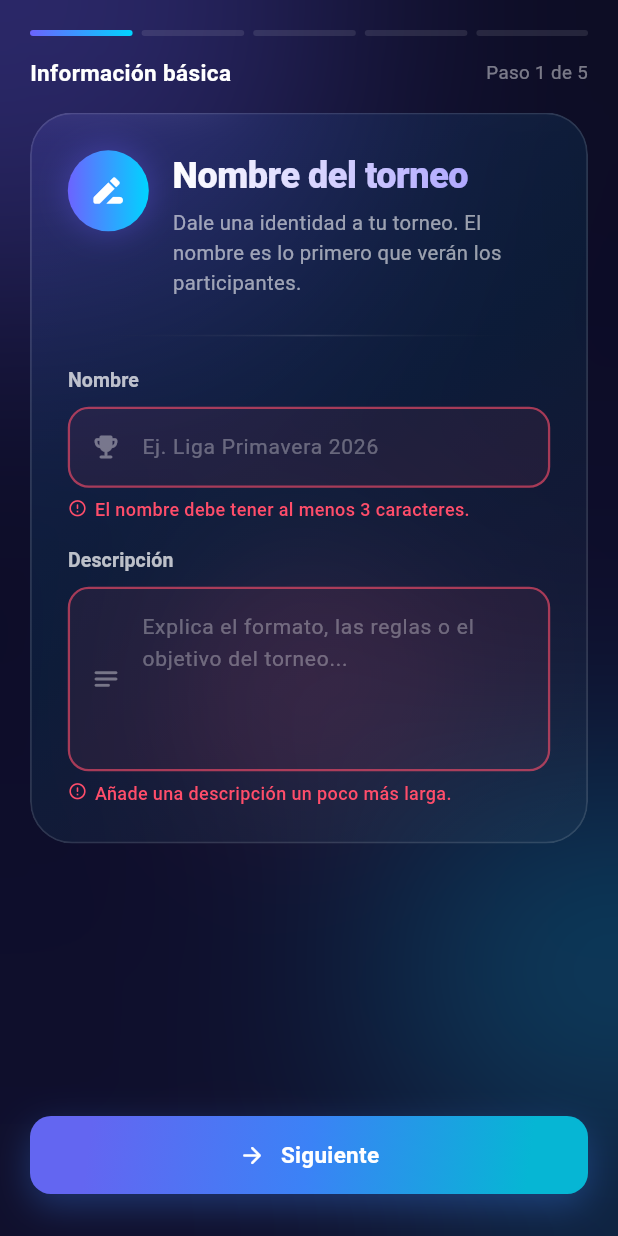
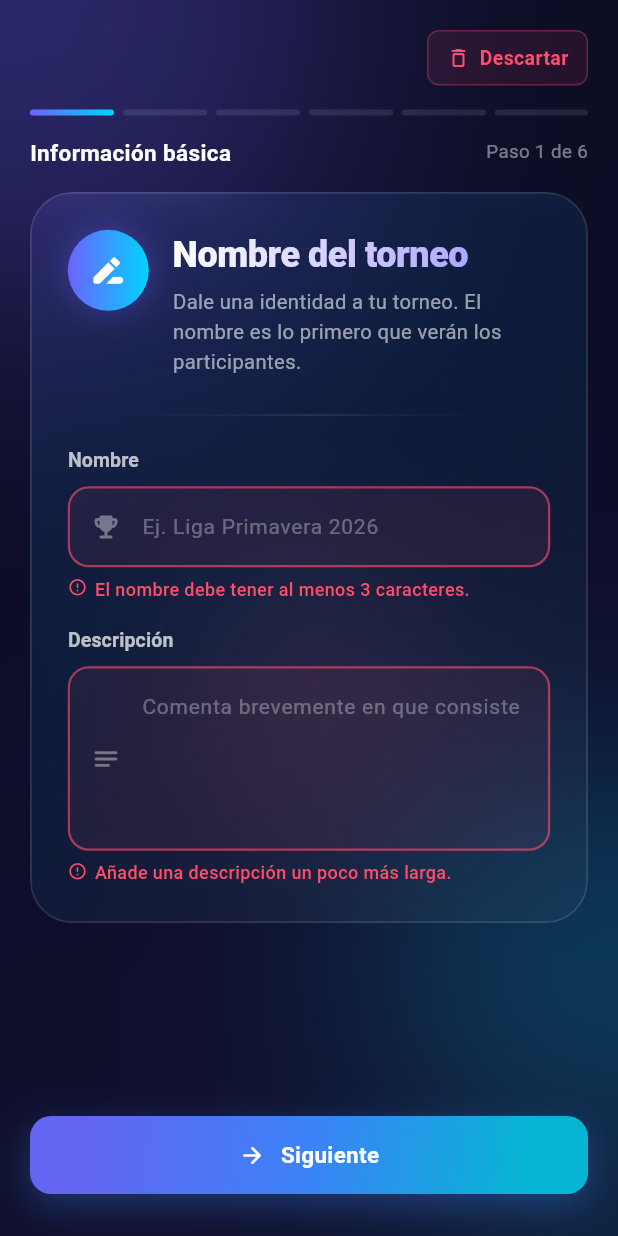
Before and after one commit to conor0mcgregor/gromy, a Flutter app: the FormTournamentScreen screen opened directly, after a tap on "Siguiente", on a phone screen of 412 x 824 dp. Run offline on Flutter 3.47's test engine with Material 3 defaults, Android fonts, the phone set to English and light mode, and no system bars; our stand-ins replace cloud_firestore, firebase_auth, firebase_core, google_sign_in, shared_preferences, sign_in_with_apple; accounts and stored records are empty.

Commit message:
add boton descartar torneo y campo para poner toda la info del torneo

```diff
--- a/lib/features/tournament/data/model/app_tournament.dart
+++ b/lib/features/tournament/data/model/app_tournament.dart
@@ -7,6 +7,7 @@ class AppTournament {
     required this.id,
     required this.name,
     required this.description,
+    required this.allInformation,
     required this.scheduledAt,
     required this.maxParticipants,
     required this.location,
@@ -25,6 +26,7 @@ class AppTournament {
   final String id;
   final String name;
   final String description;
+  final String allInformation;
   final DateTime scheduledAt;
   final int maxParticipants;
   final String location;
@@ -44,6 +46,7 @@ class AppTournament {
       'id': id,
       'name': name,
       'description': description,
+      'allInformation': allInformation,
       'scheduledAt': Timestamp.fromDate(scheduledAt),
       'maxParticipants': maxParticipants,
       'location': location,
@@ -65,6 +68,7 @@ class AppTournament {
       id: map['id'] as String? ?? '',
       name: map['name'] as String? ?? '',
       description: map['description'] as String? ?? '',
+      allInformation: map['allInformation'] as String? ?? '',
       scheduledAt: _dateFromValue(map['scheduledAt']),
       maxParticipants: (map['maxParticipants'] as num?)?.toInt() ?? 0,
       location: map['location'] as String? ?? '',
@@ -89,6 +93,7 @@ class AppTournament {
     String? id,
     String? name,
     String? description,
+    String? allInformation,
     DateTime? scheduledAt,
     int? maxParticipants,
     String? location,
@@ -107,6 +112,7 @@ class AppTournament {
       id: id ?? this.id,
       name: name ?? this.name,
       description: description ?? this.description,
+      allInformation: allInformation ?? this.allInformation,
       scheduledAt: scheduledAt ?? this.scheduledAt,
       maxParticipants: maxParticipants ?? this.maxParticipants,
       location: location ?? this.location,
--- a/lib/features/tournament/presentation/controllers/create_tournament_controller.dart
+++ b/lib/features/tournament/presentation/controllers/create_tournament_controller.dart
@@ -32,6 +32,7 @@ class CreateTournamentController extends ChangeNotifier {
   Future<bool> createTournament({
     required String name,
     required String description,
+    required String allInformation,
     required DateTime scheduledAt,
     required int maxParticipants,
     required String location,
@@ -52,6 +53,7 @@ class CreateTournamentController extends ChangeNotifier {
       final normalizedName = name.trim();
       final normalizedDescription = description.trim();
       final normalizedLocation = location.trim();
+      final normalizedAllInfo = allInformation.trim();
       final normalizedInfo = _normalizeOptional(additionalInfo);
       final normalizedDate = DateTime(
         scheduledAt.year,
@@ -63,6 +65,7 @@ class CreateTournamentController extends ChangeNotifier {
 
       if (normalizedName.isEmpty ||
           normalizedDescription.isEmpty ||
+          normalizedAllInfo.isEmpty ||
           normalizedLocation.isEmpty) {
         _errorMessage = 'Completa los campos obligatorios del torneo.';
         return false;
@@ -83,6 +86,7 @@ class CreateTournamentController extends ChangeNotifier {
         id: '',
         name: normalizedName,
         description: normalizedDescription,
+        allInformation: normalizedAllInfo,
         scheduledAt: normalizedDate,
         maxParticipants: maxParticipants,
         location: normalizedLocation,
--- a/lib/features/tournament/presentation/screens/form_tournament_screen.dart
+++ b/lib/features/tournament/presentation/screens/form_tournament_screen.dart
@@ -7,10 +7,6 @@ import '../../data/model/enums_tournament.dart';
 import '../../../../core/widgets/glow_orb.dart';
 import '../../../../core/widgets/gradient_button.dart';
 import '../controllers/create_tournament_controller.dart';
-
-// ════════════════════════════════════════════════════════════════
-//  SCREEN PRINCIPAL
-// ════════════════════════════════════════════════════════════════
 
 class FormTournamentScreen extends StatefulWidget {
   const FormTournamentScreen({super.key});
@@ -43,6 +39,7 @@ class _FormTournamentScreenState extends State<FormTournamentScreen>
   // ── Formulario: valores recogidos ──
   final _nameController = TextEditingController();
   final _descriptionController = TextEditingController();
+  final _completeInformation = TextEditingController();
   final _locationController = TextEditingController();
   final _maxParticipantsController = TextEditingController();
   final _additionalInfoController = TextEditingController();
@@ -54,6 +51,7 @@ class _FormTournamentScreenState extends State<FormTournamentScreen>
   // ── Errores por paso ──
   String? _nameError;
   String? _descriptionError;
+  String? _completeInfoError;
   String? _locationError;
   String? _dateError;
   String? _maxParticipantsError;
@@ -64,7 +62,7 @@ class _FormTournamentScreenState extends State<FormTournamentScreen>
   // ──────────────────────────────────────────────────────────────
   //  Pasos definidos
   // ──────────────────────────────────────────────────────────────
-  static const int _totalSteps = 5;
+  static const int _totalSteps = 6;
 
   bool get _isSubmitting => _createTournamentController.isSubmitting;
 
@@ -111,6 +109,7 @@ class _FormTournamentScreenState extends State<FormTournamentScreen>
     _pageController.dispose();
     _nameController.dispose();
     _descriptionController.dispose();
+    _completeInformation.dispose();
     _locationController.dispose();
     _maxParticipantsController.dispose();
     _additionalInfoController.dispose();
@@ -166,13 +165,15 @@ class _FormTournamentScreenState extends State<FormTournamentScreen>
       case 0:
         return _validateStep0();
       case 1:
+        return _validateStep5();
+      case 2:
         return _validateStep1();
-      case 2:
+      case 3:
         return _validateStep2();
-      case 3:
+      case 4:
         return _validateStep3();
-      case 4:
-        return true; // Notas adicionales son opcionales
+      case 5:
+        return true; // Notas opcionales
       default:
         return true;
     }
@@ -196,6 +197,15 @@ class _FormTournamentScreenState extends State<FormTournamentScreen>
       _sportError = sportOk ? null : 'Elige el deporte del torneo.';
     });
     return sportOk;
+  }
+
+  bool _validateStep5() {
+    final completeOk = _completeInformation.text.trim().length >= 100;
+    setState(() {
+      _completeInfoError =
+      completeOk ? null : 'Añade más información sobre el torneo (mín. 100 caracteres).';
+    });
+    return completeOk;
   }
 
   bool _validateStep2() {
@@ -239,6 +249,7 @@ class _FormTournamentScreenState extends State<FormTournamentScreen>
     final success = await _createTournamentController.createTournament(
       name: _nameController.text,
       description: _descriptionController.text,
+      allInformation: _completeInformation.text,
       sport: _selectedSport!,
       scheduledAt: _selectedDate!,
       maxParticipants: maxParticipants,
@@ -254,6 +265,48 @@ class _FormTournamentScreenState extends State<FormTournamentScreen>
      } else {
        _showSnackBar('Error al crear el torneo.', isError: true);
      }
+  }
+
+  Future<void> _confirmDiscard() async {
+    FocusScope.of(context).unfocus();
+    final bool? confirm = await showDialog<bool>(
+      context: context,
+      builder: (context) => AlertDialog(
+        backgroundColor: const Color(0xFF101127),
+        shape: RoundedRectangleBorder(
+          borderRadius: BorderRadius.circular(16),
+          side: BorderSide(color: Colors.white.withValues(alpha: 0.1)),
+        ),
+        title: const Row(
+          children: [
+            Icon(Icons.warning_amber_rounded, color: Color(0xFFFF4D6A)),
+            SizedBox(width: 8),
+            Text('¿Borrar y salir?', style: TextStyle(color: Colors.white)),
+          ],
+        ),
+        content: const Text(
+          'Se eliminarán todos los datos que has introducido. ¿Estás seguro de que quieres salir?',
+          style: TextStyle(color: Colors.white70),
+        ),
+        actions: [
+          TextButton(
+            onPressed: () => Navigator.of(context).pop(false),
+            child: const Text('Cancelar', style: TextStyle(color: Colors.white54)),
+          ),
+          TextButton(
+            onPressed: () => Navigator.of(context).pop(true),
+            style: TextButton.styleFrom(
+              foregroundColor: const Color(0xFFFF4D6A),
+            ),
+            child: const Text('Sí, borrar todo', style: TextStyle(fontWeight: FontWeight.bold)),
+          ),
+        ],
+      ),
+    );
+
+    if (confirm == true && mounted) {
+      Navigator.pop(context);
+    }
   }
 
   // ──────────────────────────────────────────────────────────────
@@ -415,6 +468,7 @@ class _FormTournamentScreenState extends State<FormTournamentScreen>
                             physics: const NeverScrollableScrollPhysics(),
                             children: [
                               _buildStepPage(_buildStep0()),
+                              _buildStepPage(_buildStep5()),
                               _buildStepPage(_buildStep1()),
                               _buildStepPage(_buildStep2()),
                               _buildStepPage(_buildStep3()),
@@ -454,6 +508,7 @@ class _FormTournamentScreenState extends State<FormTournamentScreen>
   Widget _buildHeader() {
     final stepLabels = [
       'Información básica',
+      'Toda la información',
       'Deporte',
       'Cuándo y dónde',
       'Participantes',
@@ -463,6 +518,41 @@ class _FormTournamentScreenState extends State<FormTournamentScreen>
     return Column(
       crossAxisAlignment: CrossAxisAlignment.start,
       children: [
+        // Botón de descartar
+        Row(
+          mainAxisAlignment: MainAxisAlignment.end,
+          children: [
+            InkWell(
+              onTap: _confirmDiscard,
+              borderRadius: BorderRadius.circular(8),
+              child: Container(
+                padding: const EdgeInsets.symmetric(horizontal: 12, vertical: 8),
+                decoration: BoxDecoration(
+                  color: const Color(0xFFFF4D6A).withValues(alpha: 0.1),
+                  borderRadius: BorderRadius.circular(8),
+                  border: Border.all(color: const Color(0xFFFF4D6A).withValues(alpha: 0.3)),
+                ),
+                child: const Row(
+                  mainAxisSize: MainAxisSize.min,
+                  children: [
+                    Icon(Icons.delete_outline_rounded, color: Color(0xFFFF4D6A), size: 16),
+                    SizedBox(width: 6),
+                    Text(
+                      'Descartar',
+                      style: TextStyle(
+                        color: Color(0xFFFF4D6A),
+                        fontSize: 13,
+                        fontWeight: FontWeight.bold,
+                      ),
+                    ),
+                  ],
+                ),
+              ),
+            ),
+          ],
+        ),
+        const SizedBox(height: 16),
+
         // Indicadores de paso
         Row(
           children: List.generate(_totalSteps, (i) {
@@ -607,7 +697,7 @@ class _FormTournamentScreenState extends State<FormTournamentScreen>
           _GlassField(
             controller: _descriptionController,
             hint:
-            'Explica el formato, las reglas o el objetivo del torneo...',
+            'Comenta brevemente en que consiste',
             icon: Icons.notes_rounded,
             label: 'Descripción',
             errorText: _descriptionError,
@@ -618,6 +708,28 @@ class _FormTournamentScreenState extends State<FormTournamentScreen>
           ),
         ],
       ),
+    );
+  }
+
+  Widget _buildStep5() {
+    return _StepCard(
+      icon: Icons.text_snippet,
+      title: 'Información completa',
+      subtitle: 'Especifica toda la información, detalles, reglas, datos, etc... del torneo.',
+      child: Column(
+        crossAxisAlignment: CrossAxisAlignment.start,
+        children: [
+          _GlassField(
+            controller: _completeInformation,
+            hint: 'Información adicional (mínimo 100 caracteres)\nReglas del torneo, fechas clave...',
+            icon: Icons.text_snippet,
+            label: 'Información completa',
+            errorText: _completeInfoError,
+            minLines: 5,
+            maxLines: 15,
+          )
+        ]
+      )
     );
   }
 
@@ -1478,10 +1590,3 @@ class _GlassDivider extends StatelessWidget {
     ),
   );
 }
-
-// ════════════════════════════════════════════════════════════════
-//  GRADIENT BUTTON (mismo widget que gradient_button.dart)
-//  Incluido aquí para que el archivo sea autocontenido.
-//  Si ya tienes gradient_button.dart en tu proyecto, elimina
-//  esta sección e importa el archivo correspondiente.
-// ════════════════════════════════════════════════════════════════
--- a/pubspec.yaml
+++ b/pubspec.yaml
@@ -41,7 +41,7 @@ dependencies:
   crypto: ^3.0.7
   cloud_firestore: ^6.2.0
   shared_preferences: ^2.5.3
-  intl: ^0.19.0
+  intl: ^0.20.2
 
 dev_dependencies:
   flutter_test:
```
Also changed, not shown: pubspec.lock.
